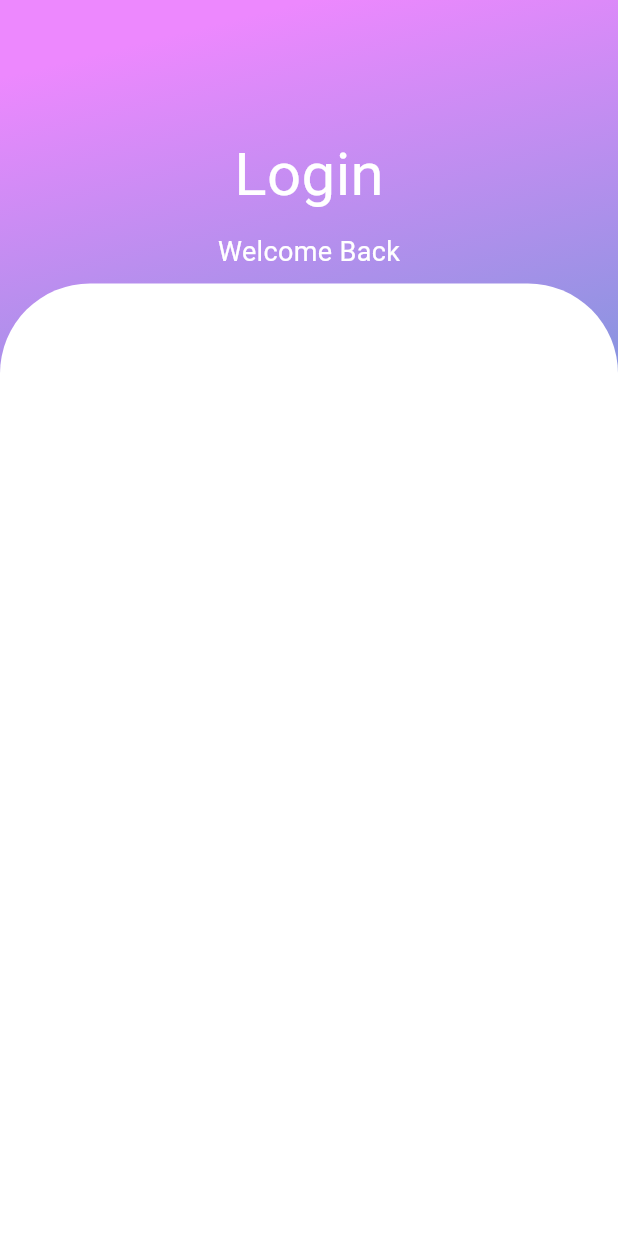
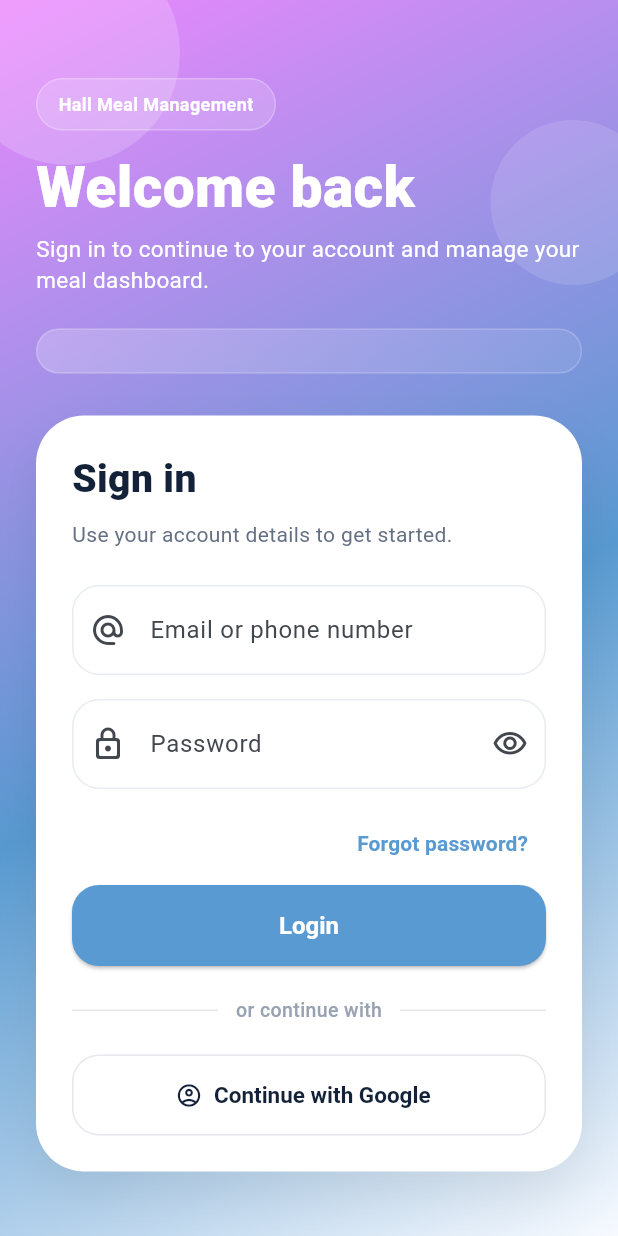
Before and after one commit to zinatzahan0102-bit/Hall-Meal-management-system, a Flutter app: the screen it shows after launch, on a phone screen of 412 x 824 dp. Run offline on Flutter 3.47's test engine with Material 3 defaults, Android fonts, the phone set to English and light mode, and no system bars.

Commit message:
full login ui

```diff
--- /dev/null
+++ b/lib/core/theme/Apptheme.dart
@@ -0,0 +1,59 @@
+import 'package:flutter/material.dart';
+import 'package:meal_management/core/theme/app_Pallate.dart';
+
+class Apptheme {
+  static final ThemeData thememood = ThemeData.light().copyWith(
+    scaffoldBackgroundColor: Colors.white,
+    colorScheme: ColorScheme.fromSeed(
+      seedColor: AppPallate.gradient2,
+      brightness: Brightness.light,
+    ),
+    inputDecorationTheme: InputDecorationTheme(
+      filled: true,
+      fillColor: Colors.white,
+      contentPadding: const EdgeInsets.symmetric(horizontal: 16, vertical: 18),
+      border: OutlineInputBorder(
+        borderRadius: BorderRadius.circular(18),
+        borderSide: BorderSide.none,
+      ),
+      enabledBorder: OutlineInputBorder(
+        borderRadius: BorderRadius.circular(18),
+        borderSide: const BorderSide(color: Color.fromARGB(255, 232, 235, 241)),
+      ),
+      focusedBorder: OutlineInputBorder(
+        borderRadius: BorderRadius.circular(18),
+        borderSide: const BorderSide(color: AppPallate.gradient2, width: 1.4),
+      ),
+    ),
+    elevatedButtonTheme: ElevatedButtonThemeData(
+      style: ElevatedButton.styleFrom(
+        backgroundColor: AppPallate.gradient2,
+        foregroundColor: Colors.white,
+        shape: RoundedRectangleBorder(
+          borderRadius: BorderRadius.circular(18),
+        ),
+        minimumSize: const Size.fromHeight(54),
+        textStyle: const TextStyle(
+          fontSize: 16,
+          fontWeight: FontWeight.w600,
+        ),
+      ),
+    ),
+    textTheme: ThemeData.light().textTheme.copyWith(
+      headlineLarge: const TextStyle(
+        fontSize: 40,
+        fontWeight: FontWeight.w800,
+        color: Colors.white,
+      ),
+      titleLarge: const TextStyle(
+        fontSize: 24,
+        fontWeight: FontWeight.w700,
+        color: Color(0xFF132238),
+      ),
+      bodyMedium: const TextStyle(
+        fontSize: 14,
+        color: Color(0xFF5B6475),
+      ),
+    ),
+  );
+}
--- /dev/null
+++ b/lib/core/theme/app_Pallate.dart
@@ -0,0 +1,7 @@
+import 'package:flutter/material.dart';
+
+class AppPallate {
+  static const Color gradient1 = Color.fromARGB(255, 237, 136, 254);
+  static const Color gradient2 = Color.fromARGB(255, 88, 154, 209);
+  static const Color gradient3 = Color.fromARGB(31, 218, 208, 208);
+}
--- /dev/null
+++ b/lib/features/auth/prasentation/pages/loginpage.dart
@@ -0,0 +1,82 @@
+import 'package:flutter/material.dart';
+import 'package:meal_management/core/theme/app_Pallate.dart';
+import 'package:meal_management/features/auth/prasentation/widgets/login_form.dart';
+import 'package:meal_management/features/auth/prasentation/widgets/login_header.dart';
+
+class Loginpage extends StatelessWidget {
+  const Loginpage({super.key});
+
+  @override
+  Widget build(BuildContext context) {
+    return Scaffold(
+      body: Container(
+        decoration: const BoxDecoration(
+          gradient: LinearGradient(
+            begin: Alignment.topLeft,
+            end: Alignment.bottomRight,
+            colors: [
+              AppPallate.gradient1,
+              AppPallate.gradient2,
+              Color(0xFFF7FAFF),
+            ],
+            stops: [0.0, 0.55, 1.0],
+          ),
+        ),
+        child: SafeArea(
+          child: LayoutBuilder(
+            builder: (context, constraints) {
+              return Stack(
+                children: [
+                  Positioned(
+                    top: -40,
+                    left: -30,
+                    child: _GlowBlob(color: Colors.white.withOpacity(0.18), size: 150),
+                  ),
+                  Positioned(
+                    top: 80,
+                    right: -25,
+                    child: _GlowBlob(color: Colors.white.withOpacity(0.12), size: 110),
+                  ),
+                  SingleChildScrollView(
+                    padding: const EdgeInsets.fromLTRB(24, 24, 24, 32),
+                    child: ConstrainedBox(
+                      constraints: BoxConstraints(minHeight: constraints.maxHeight - 56),
+                      child: const Column(
+                        crossAxisAlignment: CrossAxisAlignment.start,
+                        children: <Widget>[
+                          SizedBox(height: 28),
+                          LoginHeader(),
+                          SizedBox(height: 28),
+                          LoginForm(),
+                        ],
+                      ),
+                    ),
+                  ),
+                ],
+              );
+            },
+          ),
+        ),
+      ),
+      );
+  }
+}
+
+class _GlowBlob extends StatelessWidget {
+  const _GlowBlob({required this.color, required this.size});
+
+  final Color color;
+  final double size;
+
+  @override
+  Widget build(BuildContext context) {
+    return Container(
+      width: size,
+      height: size,
+      decoration: BoxDecoration(
+        shape: BoxShape.circle,
+        color: color,
+      ),
+    );
+  }
+}
--- /dev/null
+++ b/lib/features/auth/prasentation/widgets/login_form.dart
@@ -0,0 +1,136 @@
+import 'package:flutter/material.dart';
+import 'package:meal_management/core/theme/app_Pallate.dart';
+
+class LoginForm extends StatefulWidget {
+  const LoginForm({super.key});
+
+  @override
+  State<LoginForm> createState() => _LoginFormState();
+}
+
+class _LoginFormState extends State<LoginForm> {
+  bool _obscurePassword = true;
+
+  @override
+  Widget build(BuildContext context) {
+    return Container(
+      width: double.infinity,
+      padding: const EdgeInsets.all(24),
+      decoration: BoxDecoration(
+        color: Colors.white,
+        borderRadius: BorderRadius.circular(32),
+        boxShadow: [
+          BoxShadow(
+            color: Colors.black.withOpacity(0.08),
+            blurRadius: 30,
+            offset: const Offset(0, 16),
+          ),
+        ],
+      ),
+      child: Column(
+        crossAxisAlignment: CrossAxisAlignment.stretch,
+        children: [
+          const Text(
+            'Sign in',
+            style: TextStyle(
+              fontSize: 26,
+              fontWeight: FontWeight.w800,
+              color: Color(0xFF132238),
+            ),
+          ),
+          const SizedBox(height: 8),
+          const Text(
+            'Use your account details to get started.',
+            style: TextStyle(
+              fontSize: 14,
+              color: Color(0xFF667085),
+            ),
+          ),
+          const SizedBox(height: 24),
+          TextFormField(
+            keyboardType: TextInputType.emailAddress,
+            decoration: const InputDecoration(
+              hintText: 'Email or phone number',
+              prefixIcon: Icon(Icons.alternate_email_rounded),
+            ),
+          ),
+          const SizedBox(height: 16),
+          TextFormField(
+            obscureText: _obscurePassword,
+            decoration: InputDecoration(
+              hintText: 'Password',
+              prefixIcon: const Icon(Icons.lock_outline_rounded),
+              suffixIcon: IconButton(
+                onPressed: () {
+                  setState(() {
+                    _obscurePassword = !_obscurePassword;
+                  });
+                },
+                icon: Icon(
+                  _obscurePassword
+                      ? Icons.visibility_outlined
+                      : Icons.visibility_off_outlined,
+                ),
+              ),
+            ),
+          ),
+          const SizedBox(height: 12),
+          Align(
+            alignment: Alignment.centerRight,
+            child: TextButton(
+              onPressed: () {},
+              child: const Text(
+                'Forgot password?',
+                style: TextStyle(
+                  color: AppPallate.gradient2,
+                  fontWeight: FontWeight.w600,
+                ),
+              ),
+            ),
+          ),
+          const SizedBox(height: 4),
+          ElevatedButton(
+            onPressed: () {},
+            child: const Text('Login'),
+          ),
+          const SizedBox(height: 20),
+          Row(
+            children: const [
+              Expanded(child: Divider(color: Color(0xFFE5E7EB), thickness: 1)),
+              Padding(
+                padding: EdgeInsets.symmetric(horizontal: 12),
+                child: Text(
+                  'or continue with',
+                  style: TextStyle(
+                    color: Color(0xFF98A2B3),
+                    fontSize: 13,
+                    fontWeight: FontWeight.w500,
+                  ),
+                ),
+              ),
+              Expanded(child: Divider(color: Color(0xFFE5E7EB), thickness: 1)),
+            ],
+          ),
+          const SizedBox(height: 20),
+          OutlinedButton.icon(
+            onPressed: () {},
+            icon: const Icon(Icons.account_circle_outlined),
+            label: const Text('Continue with Google'),
+            style: OutlinedButton.styleFrom(
+              foregroundColor: const Color(0xFF132238),
+              side: const BorderSide(color: Color(0xFFE5E7EB)),
+              minimumSize: const Size.fromHeight(54),
+              shape: RoundedRectangleBorder(
+                borderRadius: BorderRadius.circular(18),
+              ),
+              textStyle: const TextStyle(
+                fontSize: 15,
+                fontWeight: FontWeight.w600,
+              ),
+            ),
+          ),
+        ],
+      ),
+    );
+  }
+}
--- /dev/null
+++ b/lib/features/auth/prasentation/widgets/login_header.dart
@@ -0,0 +1,65 @@
+import 'package:flutter/material.dart';
+
+class LoginHeader extends StatelessWidget {
+  const LoginHeader({super.key});
+
+  @override
+  Widget build(BuildContext context) {
+    return Column(
+      crossAxisAlignment: CrossAxisAlignment.start,
+      children: [
+        Container(
+          padding: const EdgeInsets.symmetric(horizontal: 14, vertical: 8),
+          decoration: BoxDecoration(
+            color: Colors.white.withOpacity(0.16),
+            borderRadius: BorderRadius.circular(999),
+            border: Border.all(color: Colors.white.withOpacity(0.24)),
+          ),
+          child: const Text(
+            'Hall Meal Management',
+            style: TextStyle(
+              color: Colors.white,
+              fontSize: 12,
+              fontWeight: FontWeight.w600,
+            ),
+          ),
+        ),
+        const SizedBox(height: 18),
+        const Text(
+          'Welcome back',
+          style: TextStyle(
+            color: Colors.white,
+            fontSize: 38,
+            fontWeight: FontWeight.w800,
+            height: 1.05,
+          ),
+        ),
+        const SizedBox(height: 10),
+        const Text(
+          'Sign in to continue to your account and manage your meal dashboard.',
+          style: TextStyle(
+            color: Colors.white,
+            fontSize: 15,
+            height: 1.4,
+          ),
+        ),
+        const SizedBox(height: 22),
+        Container(
+          padding: const EdgeInsets.all(14),
+          decoration: BoxDecoration(
+            gradient: LinearGradient(
+              colors: [
+                Colors.white.withOpacity(0.22),
+                Colors.white.withOpacity(0.08),
+              ],
+              begin: Alignment.topLeft,
+              end: Alignment.bottomRight,
+            ),
+            borderRadius: BorderRadius.circular(24),
+            border: Border.all(color: Colors.white.withOpacity(0.18)),
+          ),
+        ),
+      ],
+    );
+  }
+}
--- a/lib/main.dart
+++ b/lib/main.dart
@@ -1,70 +1,19 @@
 import 'package:flutter/material.dart';
+import 'package:meal_management/core/theme/Apptheme.dart';
+import 'package:meal_management/features/auth/prasentation/pages/loginpage.dart';
 
-void main() => runApp(
-  MaterialApp(
-    debugShowCheckedModeBanner: false,
-    home: Homepage(),
-    ),
-);
+void main() => runApp(const MyApp());
 
-class Homepage extends StatelessWidget {
-  const Homepage({super.key});
+class MyApp extends StatelessWidget {
+  const MyApp({super.key});
 
   @override
   Widget build(BuildContext context) {
-    return Scaffold(
-      body: Container(
-        width: double.infinity,
-        decoration: BoxDecoration(
-          gradient: LinearGradient(
-            begin: Alignment.topCenter,
-            colors: [
-              const Color.fromARGB(255, 237, 136, 254),
-               const Color.fromARGB(255, 88, 154, 209),
-               const Color.fromARGB(31, 218, 208, 208)
-               ],
-
-            end: Alignment.bottomRight,
-          ),
-        ),
-        child: Column(
-          children: <Widget>[
-            SizedBox(height: 80,),
-
-            Padding(
-              padding: const EdgeInsets.all(8.0),
-              child: Column(
-                crossAxisAlignment: CrossAxisAlignment.center,
-                children: <Widget>[
-                  Text("Login", style: TextStyle(
-                    color: Colors.white,
-                    fontSize: 40
-                    ),
-                    ),
-                    SizedBox(height: 10,),
-
-                    Text("Welcome Back", style: TextStyle(
-                    color: Colors.white,
-                    fontSize: 18
-                    ),
-                    ),
-                ],
-              ),
-            ),
-            Expanded(
-              child: Container(
-                decoration: BoxDecoration(
-                  color: Colors.white,
-                  borderRadius: BorderRadius.only(
-                    topLeft: Radius.circular(60),
-                    topRight: Radius.circular(60),
-                  )
-                ),
-
-              ),
-              )
-          ],
-        ),
-      ),);
+    return MaterialApp(
+      debugShowCheckedModeBanner: false,
+      title: 'Hall Meal Management System',
+      theme: Apptheme.thememood,
+      home: const Loginpage(),
+    );
   }
 }
```
